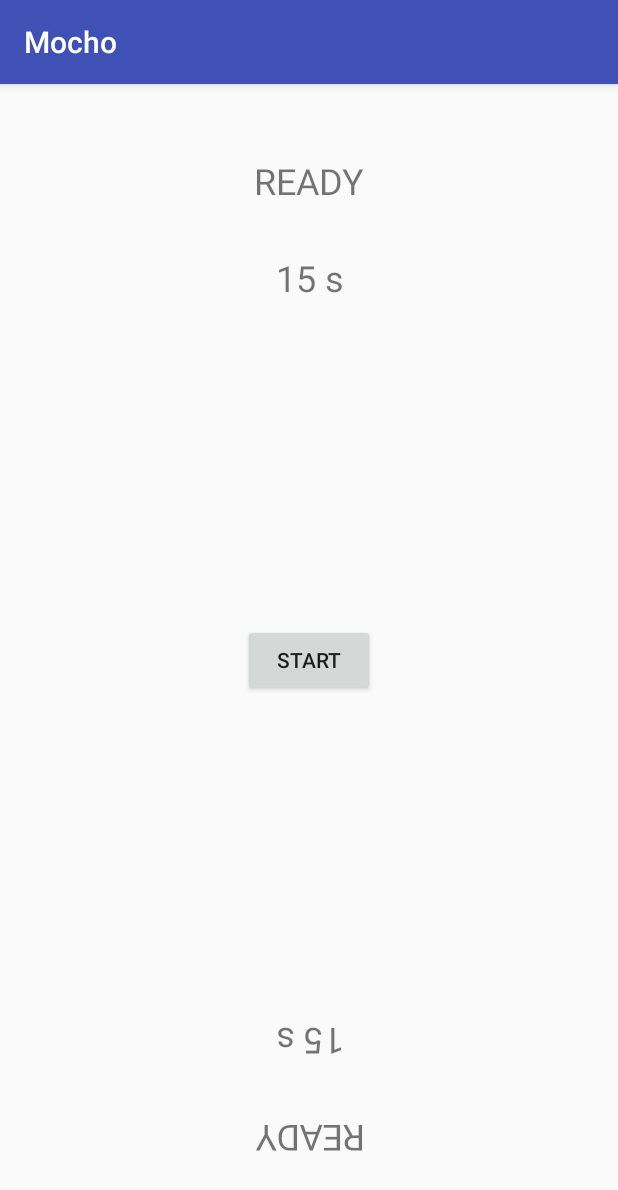
After one commit to azkahi/mocho-android, an Android app: the fragment AccelerometerFragment placed in its activity, on a phone screen of 412 x 824 dp. The commit adds this screen. Shown: the top 1190 px of the screen. Run offline under Robolectric (Android 15) with nearby library versions, the light colour scheme and no system bars.

Commit message:
Add sensor activity

```diff
--- a/app/build.gradle
+++ b/app/build.gradle
@@ -26,9 +26,12 @@ dependencies {
     })
     compile 'com.android.support:appcompat-v7:24.2.1'
     compile 'com.google.firebase:firebase-auth:10.2.0'
+    compile 'com.android.support.constraint:constraint-layout:1.0.0-beta5'
+    compile 'com.android.support:support-v4:24.2.1'
     testCompile 'junit:junit:4.12'
-    compile 'com.android.support.constraint:constraint-layout:1.0.0-beta5'
 }
 
 
+
+
 apply plugin: 'com.google.gms.google-services'
--- /dev/null
+++ b/app/src/main/java/com/araara/mocho/AccelerometerFragment.java
@@ -0,0 +1,110 @@
+package com.araara.mocho;
+
+import android.content.Context;
+import android.hardware.Sensor;
+import android.hardware.SensorEvent;
+import android.hardware.SensorEventListener;
+import android.hardware.SensorManager;
+import android.os.Bundle;
+import android.os.CountDownTimer;
+import android.support.annotation.Nullable;
+import android.support.v4.app.Fragment;
+import android.util.Log;
+import android.view.LayoutInflater;
+import android.view.View;
+import android.view.ViewGroup;
+import android.widget.Button;
+import android.widget.TextView;
+
+/**
+ * Created by ranggarmaste on 2/24/17.
+ */
+
+public class AccelerometerFragment extends Fragment implements SensorEventListener {
+    private static final String TAG = "Accelerometer";
+    private SensorManager mSensorManager;
+    private Sensor mAccelerometer;
+    private TextView tvDefSensor;
+    private TextView tvDefSensor2;
+    private TextView tvTime;
+    private TextView tvTime2;
+    private Button btnStartAcc;
+
+    private double[] target;
+    private double accValue;
+
+    @Override
+    public void onCreate(Bundle savedInstanceState) {
+        super.onCreate(savedInstanceState);
+
+        target = new double[3];
+        for (int i = 0; i < target.length; i++) {
+            target[i] = Math.random() * 10;
+            target[i] *= Math.random() > 0.5 ? 1 : -1;
+        }
+        mSensorManager = (SensorManager) getActivity().getSystemService(Context.SENSOR_SERVICE);
+        mAccelerometer = mSensorManager.getDefaultSensor(Sensor.TYPE_ACCELEROMETER);
+    }
+
+    @Nullable
+    @Override
+    public View onCreateView(LayoutInflater inflater, @Nullable ViewGroup container, @Nullable Bundle savedInstanceState) {
+        View view = inflater.inflate(R.layout.fragment_accelerometer, container, false);
+        tvDefSensor = (TextView) view.findViewById(R.id.tvATKSensor);
+        tvDefSensor2 = (TextView) view.findViewById(R.id.tvDEFSensor2);
+        tvTime = (TextView) view.findViewById(R.id.tvTime);
+        tvTime2 = (TextView) view.findViewById(R.id.tvTime2);
+        btnStartAcc = (Button) view.findViewById(R.id.btnStartAcc);
+
+        btnStartAcc.setOnClickListener(new View.OnClickListener() {
+            @Override
+            public void onClick(View v) {
+                mSensorManager.registerListener(AccelerometerFragment.this, mAccelerometer, SensorManager.SENSOR_DELAY_NORMAL);
+                new CountDownTimer(15000, 1000) {
+                    public void onTick(long millisUntilFinished) {
+                        tvTime.setText(millisUntilFinished / 1000 + " s");
+                        tvTime2.setText(millisUntilFinished / 1000 + " s");
+                    }
+
+                    public void onFinish() {
+                        mSensorManager.unregisterListener(AccelerometerFragment.this);
+                    }
+                }.start();
+            }
+        });
+        return view;
+    }
+
+    @Override
+    public void onSensorChanged(SensorEvent event) {
+        float[] res = event.values;
+        accValue = calculateVal(res);
+        tvDefSensor.setText(String.format("%.2f", accValue));
+        tvDefSensor2.setText(String.format("%.2f", accValue));
+    }
+
+    private double calculateVal(float[] res) {
+        double ans = 0;
+        for (int i = 0; i < res.length; i++) {
+            ans += Math.abs(res[i] - target[i]);
+        }
+        Log.d(TAG, "calculateVal: " + ans);
+        return ans;
+    }
+
+    @Override
+    public void onAccuracyChanged(Sensor sensor, int accuracy) {
+
+    }
+
+    @Override
+    public void onResume() {
+        super.onResume();
+    }
+
+    @Override
+    public void onPause() {
+        super.onPause();
+        mSensorManager.unregisterListener(this);
+    }
+}
--- /dev/null
+++ b/app/src/main/java/com/araara/mocho/SensorActivity.java
@@ -0,0 +1,44 @@
+package com.araara.mocho;
+
+import android.os.Bundle;
+import android.support.v4.app.Fragment;
+import android.support.v4.app.FragmentTransaction;
+import android.support.v7.app.AppCompatActivity;
+import android.util.Log;
+
+public class SensorActivity extends AppCompatActivity implements SensorMenuFragment.OnMenuClickedListener {
+    private static final String TAG = "SensorActivity";
+
+    @Override
+    public void onCreate(Bundle savedInstanceState) {
+        super.onCreate(savedInstanceState);
+        setContentView(R.layout.activity_sensor);
+
+        if (findViewById(R.id.fragment_container) != null) {
+            Log.d(TAG, "onCreate: creating fragment");
+            if (savedInstanceState != null) {
+                return;
+            }
+            SensorMenuFragment menuFragment = new SensorMenuFragment();
+            menuFragment.setArguments(getIntent().getExtras());
+
+            getSupportFragmentManager().beginTransaction()
+                    .add(R.id.fragment_container, menuFragment).commit();
+        }
+        Log.d(TAG, "onCreate: fragment container is null");
+    }
+
+    @Override
+    public void onMenuClicked(String trainingType) {
+        Fragment fragment;
+        if (trainingType.equals("ATK")) {
+            fragment = new GyroFragment();
+        } else {
+            fragment = new AccelerometerFragment();
+        }
+        FragmentTransaction transaction = getSupportFragmentManager().beginTransaction();
+        transaction.replace(R.id.fragment_container, fragment);
+        transaction.addToBackStack(null);
+        transaction.commit();
+    }
+}
--- /dev/null
+++ b/app/src/main/java/com/araara/mocho/SensorMenuFragment.java
@@ -0,0 +1,58 @@
+package com.araara.mocho;
+
+import android.content.Context;
+import android.os.Bundle;
+import android.support.annotation.Nullable;
+import android.support.v4.app.Fragment;
+import android.view.LayoutInflater;
+import android.view.View;
+import android.view.ViewGroup;
+import android.widget.ImageButton;
+
+public class SensorMenuFragment extends Fragment {
+    private ImageButton atkButton;
+    private ImageButton defButton;
+    private OnMenuClickedListener listener;
+
+    @Override
+    public void onAttach(Context context) {
+        super.onAttach(context);
+        try {
+            listener = (OnMenuClickedListener) context;
+        } catch (ClassCastException e) {
+            throw new ClassCastException(context.toString() + " must implement OnMenuClickedListener");
+        }
+    }
+
+    @Override
+    public void onCreate(@Nullable Bundle savedInstanceState) {
+        super.onCreate(savedInstanceState);
+    }
+
+    @Nullable
+    @Override
+    public View onCreateView(LayoutInflater inflater, @Nullable ViewGroup container, @Nullable Bundle savedInstanceState) {
+        View view = inflater.inflate(R.layout.fragment_sensor_menu, container, false);
+        atkButton = (ImageButton) view.findViewById(R.id.btnAtk);
+        defButton = (ImageButton) view.findViewById(R.id.btnDef);
+
+        atkButton.setOnClickListener(new View.OnClickListener() {
+            @Override
+            public void onClick(View v) {
+                listener.onMenuClicked("ATK");
+            }
+        });
+        defButton.setOnClickListener(new View.OnClickListener() {
+            @Override
+            public void onClick(View v) {
+                listener.onMenuClicked("DEF");
+            }
+        });
+
+        return view;
+    }
+
+    public interface OnMenuClickedListener {
+        void onMenuClicked(String trainingType);
+    }
+}
--- /dev/null
+++ b/app/src/main/res/layout/activity_sensor.xml
@@ -0,0 +1,4 @@
+<FrameLayout xmlns:android="http://schemas.android.com/apk/res/android"
+    android:id="@+id/fragment_container"
+    android:layout_width="match_parent"
+    android:layout_height="match_parent" />
--- /dev/null
+++ b/app/src/main/res/layout/fragment_accelerometer.xml
@@ -0,0 +1,77 @@
+<?xml version="1.0" encoding="utf-8"?>
+<android.support.constraint.ConstraintLayout xmlns:android="http://schemas.android.com/apk/res/android"
+    xmlns:app="http://schemas.android.com/apk/res-auto"
+    xmlns:tools="http://schemas.android.com/tools"
+    android:layout_width="match_parent"
+    android:layout_height="match_parent">
+
+    <TextView
+        android:text="READY"
+        android:layout_width="wrap_content"
+        android:layout_height="wrap_content"
+        android:layout_marginTop="48dp"
+        app:layout_constraintTop_toTopOf="parent"
+        android:layout_marginStart="16dp"
+        app:layout_constraintLeft_toLeftOf="parent"
+        android:layout_marginLeft="16dp"
+        android:layout_marginEnd="16dp"
+        app:layout_constraintRight_toRightOf="parent"
+        android:layout_marginRight="16dp"
+        android:textSize="24sp"
+        android:id="@+id/tvATKSensor" />
+
+    <TextView
+        android:text="READY"
+        android:layout_width="wrap_content"
+        android:layout_height="wrap_content"
+        android:id="@+id/tvDEFSensor2"
+        android:layout_marginStart="16dp"
+        app:layout_constraintLeft_toLeftOf="parent"
+        android:layout_marginLeft="16dp"
+        android:layout_marginEnd="16dp"
+        app:layout_constraintRight_toRightOf="parent"
+        android:layout_marginRight="16dp"
+        android:textSize="24sp"
+        app:layout_constraintBottom_toBottomOf="parent"
+        android:layout_marginBottom="48dp"
+        android:rotation="180" />
+
+    <TextView
+        android:text="15 s"
+        android:layout_width="wrap_content"
+        android:layout_height="wrap_content"
+        android:id="@+id/tvTime"
+        android:textSize="24sp"
+        android:layout_marginTop="32dp"
+        app:layout_constraintTop_toBottomOf="@+id/tvATKSensor"
+        app:layout_constraintRight_toRightOf="@+id/tvATKSensor"
+        app:layout_constraintLeft_toLeftOf="@+id/tvATKSensor" />
+
+    <TextView
+        android:text="15 s"
+        android:layout_width="wrap_content"
+        android:layout_height="wrap_content"
+        android:id="@+id/tvTime2"
+        android:textSize="24sp"
+        app:layout_constraintLeft_toLeftOf="@+id/tvDEFSensor2"
+        app:layout_constraintRight_toRightOf="@+id/tvDEFSensor2"
+        app:layout_constraintBottom_toTopOf="@+id/tvDEFSensor2"
+        android:layout_marginBottom="32dp"
+        android:rotation="180" />
+
+    <Button
+        android:text="START"
+        android:layout_width="wrap_content"
+        android:layout_height="wrap_content"
+        android:id="@+id/btnStartAcc"
+        android:layout_marginTop="8dp"
+        app:layout_constraintTop_toBottomOf="@+id/tvTime"
+        app:layout_constraintBottom_toTopOf="@+id/tvTime2"
+        android:layout_marginBottom="8dp"
+        android:layout_marginEnd="16dp"
+        app:layout_constraintRight_toRightOf="parent"
+        android:layout_marginRight="16dp"
+        android:layout_marginStart="16dp"
+        app:layout_constraintLeft_toLeftOf="parent"
+        android:layout_marginLeft="16dp" />
+</android.support.constraint.ConstraintLayout>
--- a/app/src/main/res/values/strings.xml
+++ b/app/src/main/res/values/strings.xml
@@ -1,3 +1,6 @@
 <resources>
     <string name="app_name">Mocho</string>
+
+    <!-- TODO: Remove or change this placeholder text -->
+    <string name="hello_blank_fragment">Hello blank fragment</string>
 </resources>
--- a/app/src/main/res/values/styles.xml
+++ b/app/src/main/res/values/styles.xml
@@ -1,11 +1,17 @@
 <resources>
-
     <!-- Base application theme. -->
-    <style name="AppTheme" parent="Theme.AppCompat.Light.NoActionBar">
+    <style name="AppTheme" parent="Theme.AppCompat.Light.DarkActionBar">
         <!-- Customize your theme here. -->
         <item name="colorPrimary">@color/colorPrimary</item>
         <item name="colorPrimaryDark">@color/colorPrimaryDark</item>
         <item name="colorAccent">@color/colorAccent</item>
     </style>
 
+    <!-- Sign in theme. -->
+    <style name="SignInTheme" parent="Theme.AppCompat.Light.NoActionBar">
+        <!-- Customize your theme here. -->
+        <item name="colorPrimary">@color/colorPrimary</item>
+        <item name="colorPrimaryDark">@color/colorPrimaryDark</item>
+        <item name="colorAccent">@color/colorAccent</item>
+    </style>
 </resources>
```
Also changed, not shown: app/src/main/AndroidManifest.xml (+8 -3 lines), app/src/main/java/com/araara/mocho/GyroFragment.java (added, +103 -0 lines), app/src/main/java/com/araara/mocho/HomeActivity.java (+38 -0 lines), app/src/main/res/layout/fragment_gyro.xml (added, +47 -0 lines), app/src/main/res/layout/fragment_sensor_menu.xml (added, +73 -0 lines), app/src/main/res/menu/home_menu.xml (added, +9 -0 lines), app/src/main/res/drawable/shield.png (added), app/src/main/res/drawable/sword.png (added).
